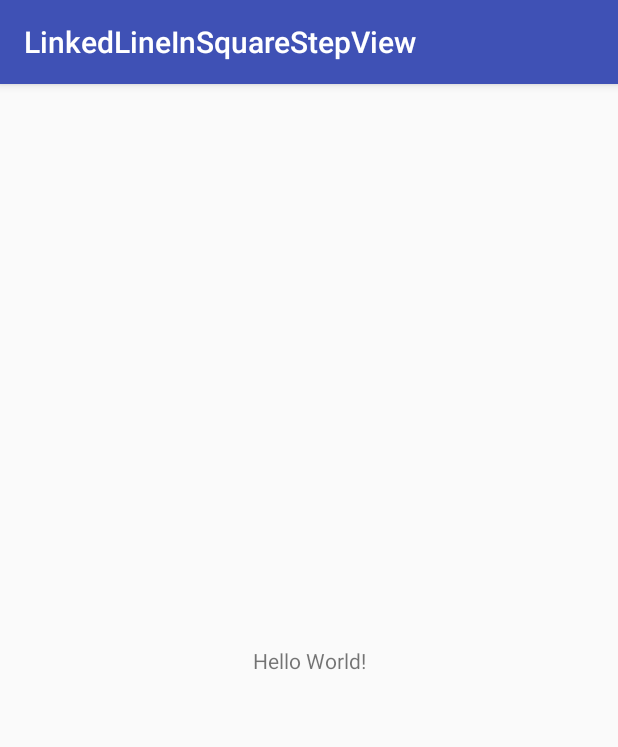
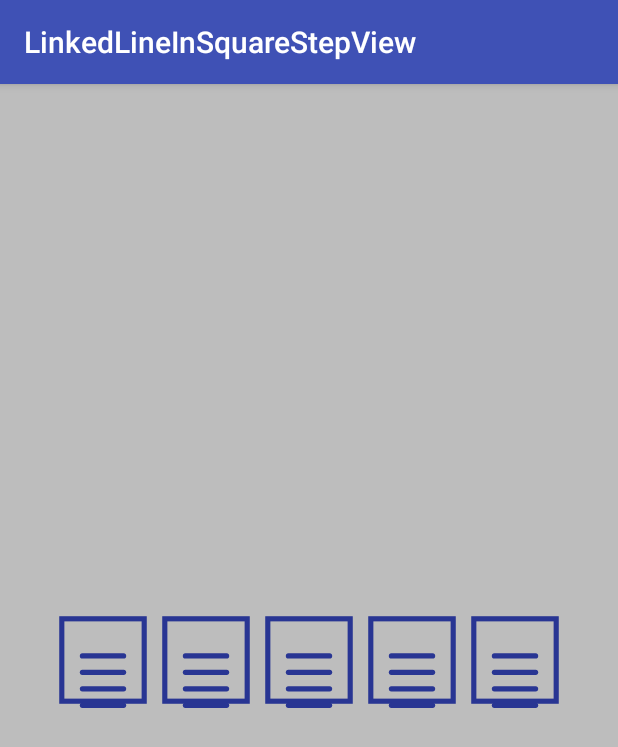
Before and after one commit to Anwesh43/LinkedLineInSquareView, an Android app: the screen it shows after launch (MainActivity), on a phone screen of 412 x 824 dp. Shown: the top 747 px of the screen. Run offline under Robolectric (Android 15) with nearby library versions, the phone set to English and light mode, and no system bars.

```diff
--- a/app/build.gradle
+++ b/app/build.gradle
@@ -27,6 +27,7 @@ dependencies {
     androidTestImplementation 'com.android.support.test:runner:1.0.1'
     androidTestImplementation 'com.android.support.test.espresso:espresso-core:3.0.1'
     compile "org.jetbrains.kotlin:kotlin-stdlib-jre7:$kotlin_version"
+    compile project(":lineinsquarestepview")
 }
 repositories {
     mavenCentral()
--- a/app/src/main/java/com/anwesh/uiprojects/linkedlineinsquarestepview/MainActivity.kt
+++ b/app/src/main/java/com/anwesh/uiprojects/linkedlineinsquarestepview/MainActivity.kt
@@ -2,11 +2,12 @@ package com.anwesh.uiprojects.linkedlineinsquarestepview
 
 import android.support.v7.app.AppCompatActivity
 import android.os.Bundle
+import com.anwesh.uiprojects.lineinsquarestepview.LineInSquareView
 
 class MainActivity : AppCompatActivity() {
 
     override fun onCreate(savedInstanceState: Bundle?) {
         super.onCreate(savedInstanceState)
-        setContentView(R.layout.activity_main)
+        val view : LineInSquareView = LineInSquareView.create(this)
     }
 }
```
